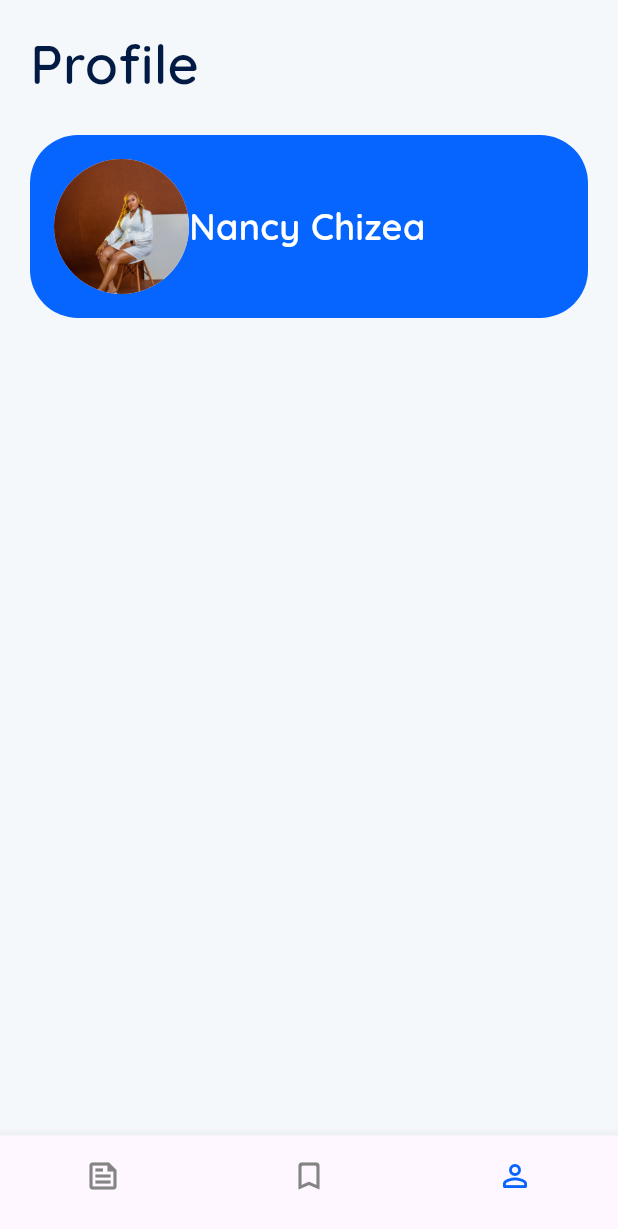
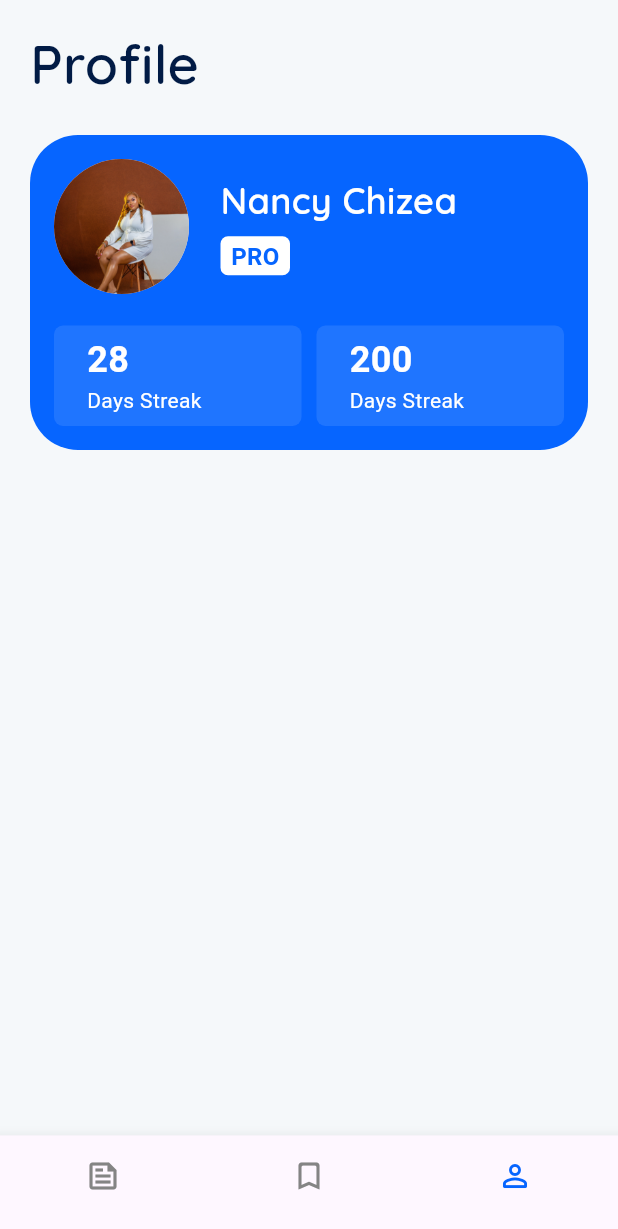
Before and after one commit to scorpiobish/article_daily, a Flutter app: the screen it shows after launch, item 3 of the bottom bar chosen, on a phone screen of 412 x 824 dp. Shown: the top 1229 px of the screen. Run offline on Flutter 3.47's test engine with Material 3 defaults, Android fonts, the phone set to English and light mode, and no system bars; our stand-ins replace google_fonts.

Commit message:
Complete First Profile  Banner

```diff
--- a/lib/profile.dart
+++ b/lib/profile.dart
@@ -37,22 +37,117 @@ class Profile extends StatelessWidget {
                       //  Align(
                       //   alignment: Alignment.centerLeft,
                     ),
-                      child: Row(
+                    child: Column(
+                      children: [
+                        Row(
+                          mainAxisAlignment: MainAxisAlignment.start,
                           children: [
                             CircleAvatar(
                               radius: 45,
                               backgroundImage: AssetImage('assets/avatar.jpeg'),
                             ),
-                          Text('Nancy Chizea', style: GoogleFonts.quicksand(
+                            SizedBox(width: 21.0),
+                            Column(
+                              crossAxisAlignment: CrossAxisAlignment.start,
+                              verticalDirection: VerticalDirection.down,
+                              children: [
+                                Text(
+                                  'Nancy Chizea',
+                                  style: GoogleFonts.quicksand(
                                     textStyle: const TextStyle(
                                         fontSize: 24,
                                         fontWeight: FontWeight.w600,
                                         height: 45 / 36,
                                         color: Colors.white),
-                    ),),
+                                  ),
+                                ),
+                                SizedBox(height: 9.0),
+                                Container(
+                                    padding: const EdgeInsets.fromLTRB(
+                                        7.0, 2.0, 7.0, 1.0),
+                                    decoration: BoxDecoration(
+                                        borderRadius: BorderRadius.circular(5),
+                                        color: Colors.white),
+                                    child: Text(
+                                      'PRO',
+                                      style: TextStyle(
+                                        color: Color(0xff0665FF),
+                                        fontSize: 16,
+                                        fontWeight: FontWeight.w600,
+                                      ),
+                                    ))
                               ],
                             ),
+                          ],
+                        ),
+                        SizedBox(height: 21.0),
+                        Row(
+                          mainAxisAlignment: MainAxisAlignment.start,
+                          children: [
+                             Expanded(
+                              child: Container(
+                                  padding: const EdgeInsets.fromLTRB(
+                                      22.0, 6.0, 21.0, 7.0),
+                                  decoration: BoxDecoration(
+                                      borderRadius: BorderRadius.circular(6),
+                                      color: Colors.white.withOpacity(0.1)),
+                                  child: Text.rich(
+                                    TextSpan(
+                                      text: '28\n',
+                                      style: TextStyle(
+                                        fontSize: 24,
+                                        fontWeight: FontWeight.w600,
+                                      ),
+                                      children: [
+                                        TextSpan(
+                                          text: 'Days Streak',
+                                          style: TextStyle(
+                                              fontSize: 14,
+                                              fontWeight: FontWeight.w400),
+                                        ),
+                                      ],
+                                    ),
+                                    style: TextStyle(
+                                      color: Colors.white,
+                                      fontSize: 50,
+                                    ),
                                   )),
+                            ), SizedBox(width: 10.0),
+                            Expanded(
+                              child: Container(
+                                  padding: const EdgeInsets.fromLTRB(
+                                      22.0, 6.0, 21.0, 7.0),
+                                  decoration: BoxDecoration(
+                                      borderRadius: BorderRadius.circular(6),
+                                      color: Colors.white.withOpacity(0.1)),
+                                  child: Text.rich(
+                                    TextSpan(
+                                      text: '200\n',
+                                      style: TextStyle(
+                                        fontSize: 24,
+                                        fontWeight: FontWeight.w600,
+                                      ),
+                                      children: [
+                                        TextSpan(
+                                          text: 'Days Streak',
+                                          style: TextStyle(
+                                              fontSize: 14,
+                                              fontWeight: FontWeight.w400),
+                                        ),
+                                      ],
+                                    ),
+                                    style: TextStyle(
+                                      color: Colors.white,
+                                      fontSize: 50,
+                                    ),
+                                  )),
+                            )
+                          ],
+                        )
+                      ],
+                    ),
+                  ),
+                )
               ]),
             ),
           ),
```
Lines whose indentation alone changed are shown as unchanged.
